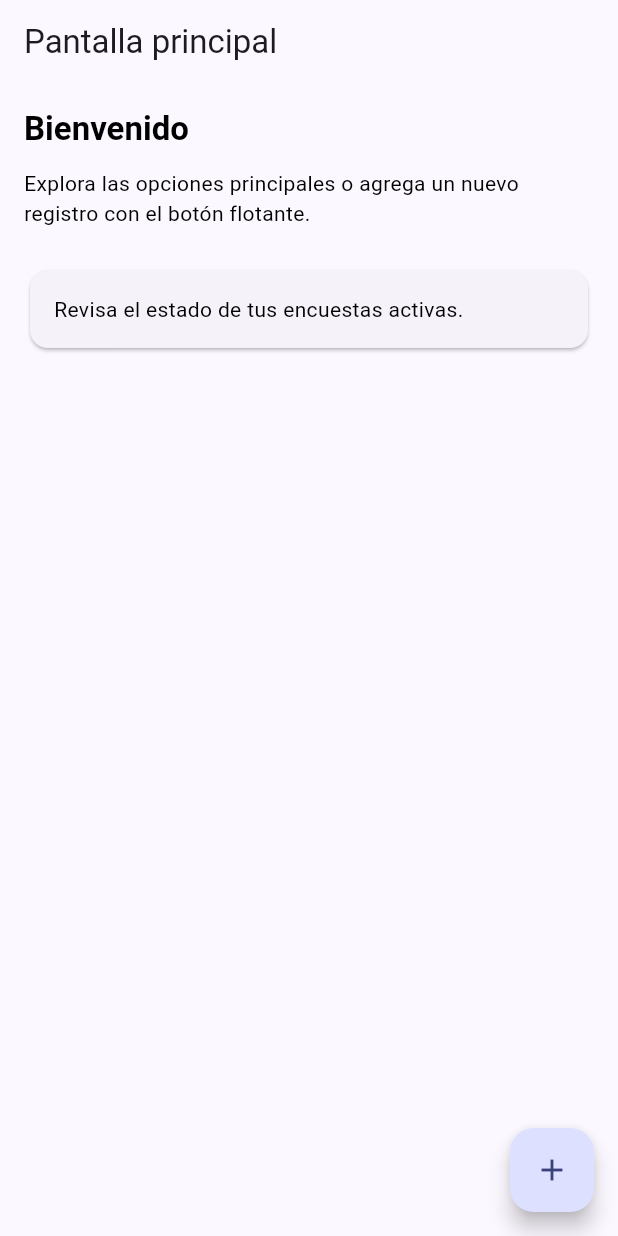
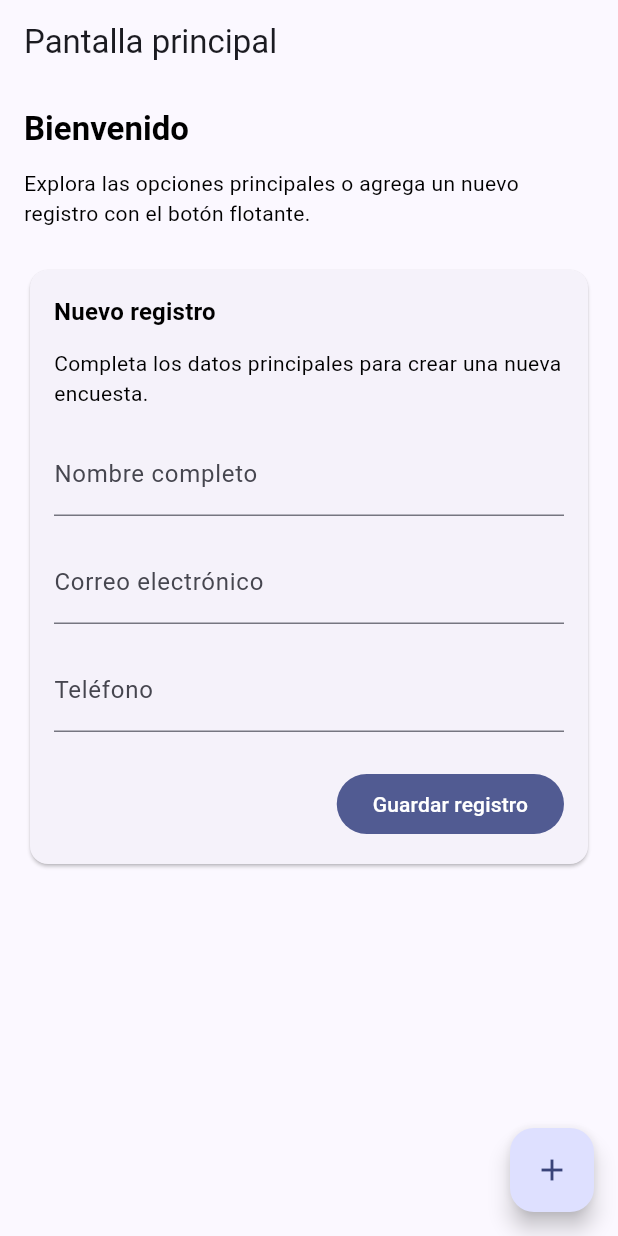
Before and after one commit to GermanDiaz-lab/encuesta-gps-flutter, a Flutter app: the screen it shows after launch, on a phone screen of 412 x 824 dp. Run offline on Flutter 3.47's test engine with Material 3 defaults, Android fonts, the phone set to English and light mode, and no system bars; our stand-ins replace firebase_auth, google_sign_in, sqflite; accounts and stored records are empty.

Commit message:
Add registration card to home screen

```diff
--- a/lib/screens/home_screen.dart
+++ b/lib/screens/home_screen.dart
@@ -32,9 +32,49 @@ class HomeScreen extends StatelessWidget {
             Card(
               child: Padding(
                 padding: const EdgeInsets.all(16),
-                child: Text(
-                  'Revisa el estado de tus encuestas activas.',
-                  style: textTheme.bodyMedium,
+                child: Column(
+                  crossAxisAlignment: CrossAxisAlignment.start,
+                  children: [
+                    Text(
+                      'Nuevo registro',
+                      style: textTheme.titleMedium?.copyWith(
+                        fontWeight: FontWeight.w600,
+                      ),
+                    ),
+                    const SizedBox(height: 12),
+                    Text(
+                      'Completa los datos principales para crear una nueva encuesta.',
+                      style: textTheme.bodyMedium,
+                    ),
+                    const SizedBox(height: 16),
+                    const TextField(
+                      decoration: InputDecoration(
+                        labelText: 'Nombre completo',
+                      ),
+                    ),
+                    const SizedBox(height: 16),
+                    const TextField(
+                      decoration: InputDecoration(
+                        labelText: 'Correo electrónico',
+                      ),
+                      keyboardType: TextInputType.emailAddress,
+                    ),
+                    const SizedBox(height: 16),
+                    const TextField(
+                      decoration: InputDecoration(
+                        labelText: 'Teléfono',
+                      ),
+                      keyboardType: TextInputType.phone,
+                    ),
+                    const SizedBox(height: 24),
+                    Align(
+                      alignment: Alignment.centerRight,
+                      child: FilledButton(
+                        onPressed: () {},
+                        child: const Text('Guardar registro'),
+                      ),
+                    ),
+                  ],
                 ),
               ),
             ),
```
